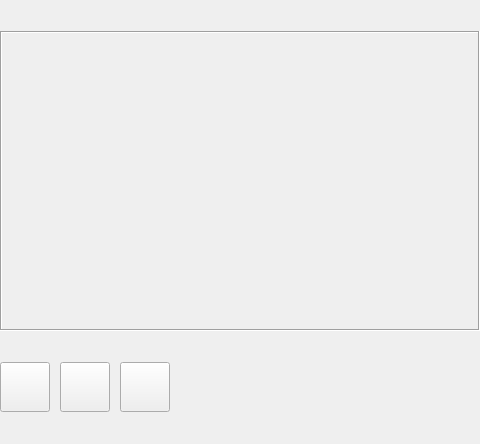
Before: the Qt Designer form interfaces/Frame_Camera.ui in CactusTribe/PyRobot, drawn with Qt 5.
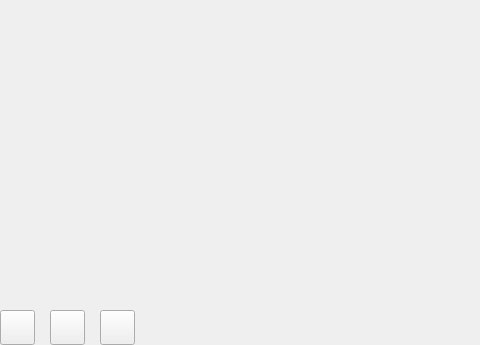
After: the same form once the commit is applied. Icons and pictures are not drawn.

What changed in the file:
```diff
--- a/interfaces/Frame_Camera.ui
+++ b/interfaces/Frame_Camera.ui
@@ -7,13 +7,19 @@
     <x>0</x>
     <y>0</y>
     <width>480</width>
-    <height>444</height>
+    <height>345</height>
    </rect>
   </property>
+  <property name="minimumSize">
+   <size>
+    <width>0</width>
+    <height>345</height>
+   </size>
+  </property>
   <property name="maximumSize">
    <size>
     <width>480</width>
-    <height>16777215</height>
+    <height>345</height>
    </size>
   </property>
   <property name="windowTitle">
@@ -23,12 +29,15 @@
    <enum>QFrame::NoFrame</enum>
   </property>
   <property name="frameShadow">
-   <enum>QFrame::Plain</enum>
+   <enum>QFrame::Sunken</enum>
   </property>
   <property name="lineWidth">
    <number>0</number>
   </property>
-  <layout class="QGridLayout" name="gridLayout">
+  <layout class="QVBoxLayout" name="verticalLayout">
+   <property name="spacing">
+    <number>0</number>
+   </property>
    <property name="leftMargin">
     <number>0</number>
    </property>
@@ -41,10 +50,7 @@
    <property name="bottomMargin">
     <number>0</number>
    </property>
-   <property name="verticalSpacing">
-    <number>0</number>
-   </property>
-   <item row="0" column="0">
+   <item>
     <widget class="QLabel" name="label_camera">
      <property name="minimumSize">
       <size>
@@ -55,14 +61,14 @@
      <property name="maximumSize">
       <size>
        <width>480</width>
-       <height>300</height>
+       <height>320</height>
       </size>
      </property>
      <property name="frameShape">
-      <enum>QFrame::Box</enum>
+      <enum>QFrame::NoFrame</enum>
      </property>
      <property name="frameShadow">
-      <enum>QFrame::Sunken</enum>
+      <enum>QFrame::Plain</enum>
      </property>
      <property name="text">
       <string/>
@@ -72,10 +78,10 @@
      </property>
     </widget>
    </item>
-   <item row="1" column="0">
+   <item>
     <layout class="QHBoxLayout" name="horizontalLayout">
      <property name="spacing">
-      <number>10</number>
+      <number>15</number>
      </property>
      <property name="leftMargin">
       <number>0</number>
@@ -87,14 +93,14 @@
       <widget class="QPushButton" name="pushButton_capture">
        <property name="minimumSize">
         <size>
-         <width>50</width>
-         <height>50</height>
+         <width>35</width>
+         <height>35</height>
         </size>
        </property>
        <property name="maximumSize">
         <size>
-         <width>50</width>
-         <height>50</height>
+         <width>35</width>
+         <height>35</height>
         </size>
        </property>
        <property name="text">
@@ -106,8 +112,8 @@
        </property>
        <property name="iconSize">
         <size>
-         <width>30</width>
-         <height>30</height>
+         <width>25</width>
+         <height>25</height>
         </size>
        </property>
        <property name="default">
@@ -122,14 +128,14 @@
       <widget class="QPushButton" name="pushButton_recording">
        <property name="minimumSize">
         <size>
-         <width>50</width>
-         <height>50</height>
+         <width>35</width>
+         <height>35</height>
         </size>
        </property>
        <property name="maximumSize">
         <size>
-         <width>50</width>
-         <height>50</height>
+         <width>35</width>
+         <height>35</height>
         </size>
        </property>
        <property name="text">
@@ -141,8 +147,8 @@
        </property>
        <property name="iconSize">
         <size>
-         <width>30</width>
-         <height>30</height>
+         <width>25</width>
+         <height>25</height>
         </size>
        </property>
        <property name="default">
@@ -157,14 +163,14 @@
       <widget class="QPushButton" name="pushButton_photo">
        <property name="minimumSize">
         <size>
-         <width>50</width>
-         <height>50</height>
+         <width>35</width>
+         <height>35</height>
         </size>
        </property>
        <property name="maximumSize">
         <size>
-         <width>50</width>
-         <height>50</height>
+         <width>35</width>
+         <height>35</height>
         </size>
        </property>
        <property name="text">
@@ -176,8 +182,8 @@
        </property>
        <property name="iconSize">
         <size>
-         <width>30</width>
-         <height>30</height>
+         <width>25</width>
+         <height>25</height>
         </size>
        </property>
        <property name="default">
@@ -188,28 +194,12 @@
        </property>
       </widget>
      </item>
-     <item>
-      <spacer name="horizontalSpacer_2">
-       <property name="orientation">
-        <enum>Qt::Horizontal</enum>
-       </property>
-       <property name="sizeType">
-        <enum>QSizePolicy::Fixed</enum>
-       </property>
-       <property name="sizeHint" stdset="0">
-        <size>
-         <width>20</width>
-         <height>20</height>
-        </size>
-       </property>
-      </spacer>
-     </item>
      <item>
       <widget class="QLabel" name="label_captureStatut">
        <property name="maximumSize">
         <size>
-         <width>30</width>
-         <height>30</height>
+         <width>25</width>
+         <height>25</height>
         </size>
        </property>
        <property name="text">
```
